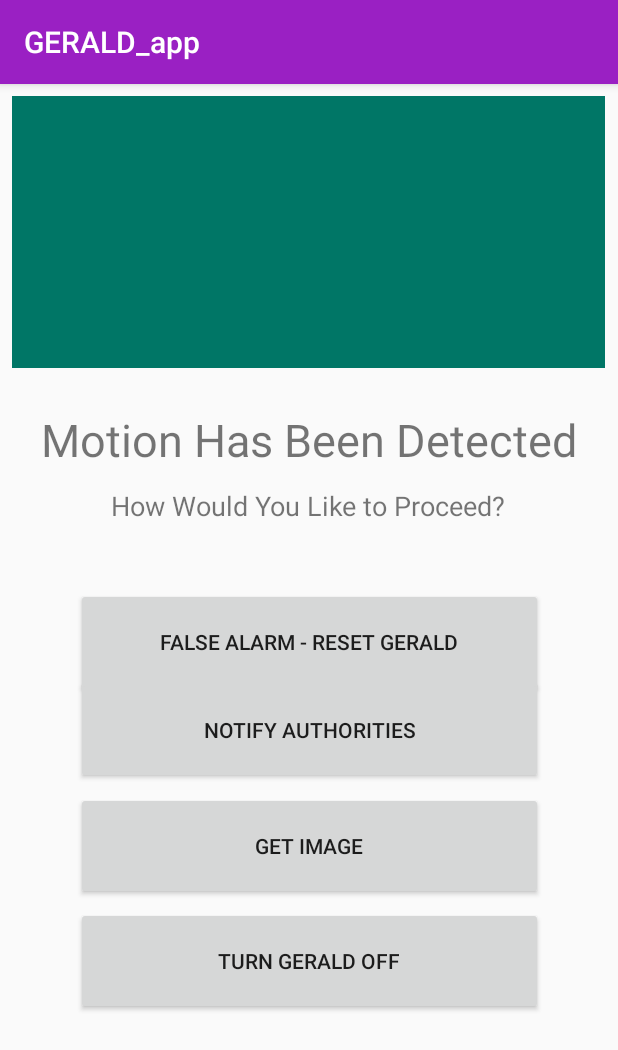
After one commit to DEV-4-121/GERALD, an Android app: the ResponseActivity screen opened directly, with no data from a screen before it, on a phone screen of 412 x 824 dp. The commit adds this screen. Shown: the top 1050 px of the screen. Run offline under Robolectric (Android 15) with nearby library versions, the phone set to English and light mode, and no system bars; our stand-ins replace Volley; network calls fail.

Commit message:
Added response activity to app. Added get image request to app.py with corresponding method in Record.py. See timelog for detailed descriptions of changes made

```diff
--- /dev/null
+++ b/GERALD_app/app/src/main/java/com/example/gerald_app/ResponseActivity.java
@@ -0,0 +1,82 @@
+package com.example.gerald_app;
+
+import androidx.appcompat.app.AppCompatActivity;
+
+import android.Manifest;
+import android.content.Intent;
+import android.content.pm.PackageManager;
+import android.graphics.Bitmap;
+import android.net.Uri;
+import android.os.Bundle;
+import android.util.Log;
+import android.view.View;
+import android.widget.Button;
+import android.widget.ImageView;
+
+import com.android.volley.Request;
+import com.android.volley.RequestQueue;
+import com.android.volley.Response;
+import com.android.volley.VolleyError;
+import com.android.volley.toolbox.ImageRequest;
+import com.android.volley.toolbox.StringRequest;
+import com.android.volley.toolbox.Volley;
+
+public class ResponseActivity extends AppCompatActivity {
+
+    private Button btnReset, btnPolice, btnGetImg, btnOff;
+    private ImageView imgCapture;
+    private static final String TAG = "MainActivity";
+
+    @Override
+    protected void onCreate(Bundle savedInstanceState) {
+        super.onCreate(savedInstanceState);
+        setContentView(R.layout.activity_response);
+
+        final RequestQueue requestQueue = Volley.newRequestQueue(this);
+
+        // create instances of buttons in activity
+        btnReset = findViewById(R.id.btnReset);
+        btnPolice = findViewById(R.id.btnPolice);
+        btnGetImg = findViewById(R.id.btnGetImg);
+        btnOff = findViewById(R.id.btnOff);
+        imgCapture = findViewById(R.id.imgCapture);
+
+        // call police on btnPolice click
+        // code for phone call from: https://stackoverflow.com/questions/5403308/make-a-phone-call-click-on-a-button
+        btnPolice.setOnClickListener(new View.OnClickListener() {
+            @Override
+            public void onClick(View v) {
+                    Intent callIntent = new Intent(Intent.ACTION_DIAL);
+                    callIntent.setData(Uri.parse("tel:9783052708"));
+                    startActivity(callIntent);
+                }
+        });
+
+        // take and get image from server
+        // ImageRequest code from: https://medium.com/@manuaravindpta/networking-using-volley-library-39c22061b4ba
+        btnGetImg.setOnClickListener(new View.OnClickListener() {
+            @Override
+            public void onClick(View v) {
+                //POST method
+                String url = "http://10.245.73.230:5000/getimg";
+                int maxWidth = imgCapture.getMaxWidth();
+                int maxHeight = imgCapture.getMaxHeight();
+                ImageRequest imageRequest = new ImageRequest(url, new Response.Listener<Bitmap>() {
+                    @Override
+                    public void onResponse(Bitmap response) {
+                        // Assign the response to imgCapture
+                        imgCapture.setImageBitmap(response);
+                    }
+                }, maxWidth, maxHeight, ImageView.ScaleType.CENTER_INSIDE, null, new Response.ErrorListener() {
+                    @Override
+                    public void onErrorResponse(VolleyError error)
+                    {
+                        error.printStackTrace();
+                    }
+                });
+                //add request to queue
+                requestQueue.add(imageRequest);
+            }
+        });
+    }
+}
--- /dev/null
+++ b/GERALD_app/app/src/main/res/layout/activity_response.xml
@@ -0,0 +1,117 @@
+<?xml version="1.0" encoding="utf-8"?>
+<androidx.constraintlayout.widget.ConstraintLayout xmlns:android="http://schemas.android.com/apk/res/android"
+    xmlns:app="http://schemas.android.com/apk/res-auto"
+    xmlns:tools="http://schemas.android.com/tools"
+    android:layout_width="match_parent"
+    android:layout_height="match_parent"
+    tools:context=".ResponseActivity">
+
+    <Button
+        android:id="@+id/btnOff"
+        android:layout_width="311dp"
+        android:layout_height="72dp"
+        android:layout_marginStart="8dp"
+        android:layout_marginTop="8dp"
+        android:layout_marginEnd="8dp"
+        android:layout_marginBottom="100dp"
+        android:text="Turn GERALD Off"
+        app:layout_constraintBottom_toBottomOf="parent"
+        app:layout_constraintEnd_toEndOf="parent"
+        app:layout_constraintStart_toStartOf="parent"
+        app:layout_constraintTop_toTopOf="parent"
+        app:layout_constraintVertical_bias="0.92"
+        tools:visibility="visible" />
+
+    <Button
+        android:id="@+id/btnPolice"
+        android:layout_width="311dp"
+        android:layout_height="72dp"
+        android:layout_marginStart="8dp"
+        android:layout_marginLeft="8dp"
+        android:layout_marginTop="8dp"
+        android:layout_marginEnd="8dp"
+        android:layout_marginRight="8dp"
+        android:layout_marginBottom="100dp"
+        android:text="Notify Authorities"
+        app:layout_constraintBottom_toBottomOf="parent"
+        app:layout_constraintEnd_toEndOf="parent"
+        app:layout_constraintStart_toStartOf="parent"
+        app:layout_constraintTop_toTopOf="parent"
+        app:layout_constraintVertical_bias="0.658"
+        tools:visibility="visible" />
+
+    <Button
+        android:id="@+id/btnGetImg"
+        android:layout_width="311dp"
+        android:layout_height="72dp"
+        android:layout_marginStart="8dp"
+        android:layout_marginTop="8dp"
+        android:layout_marginEnd="8dp"
+        android:layout_marginBottom="100dp"
+        android:text="Get Image"
+        app:layout_constraintBottom_toBottomOf="parent"
+        app:layout_constraintEnd_toEndOf="parent"
+        app:layout_constraintStart_toStartOf="parent"
+        app:layout_constraintTop_toTopOf="parent"
+        app:layout_constraintVertical_bias="0.789"
+        tools:visibility="visible" />
+
+    <Button
+        android:id="@+id/btnReset"
+        android:layout_width="311dp"
+        android:layout_height="72dp"
+        android:layout_marginStart="8dp"
+        android:layout_marginLeft="8dp"
+        android:layout_marginTop="8dp"
+        android:layout_marginEnd="8dp"
+        android:layout_marginRight="8dp"
+        android:layout_marginBottom="360dp"
+        android:text="False Alarm - Reset GERALD"
+        app:layout_constraintBottom_toBottomOf="parent"
+        app:layout_constraintEnd_toEndOf="parent"
+        app:layout_constraintStart_toStartOf="parent"
+        app:layout_constraintTop_toTopOf="parent"
+        app:layout_constraintVertical_bias="1.0"
+        tools:visibility="visible" />
+
+    <TextView
+        android:id="@+id/textView4"
+        android:layout_width="wrap_content"
+        android:layout_height="wrap_content"
+        android:text="How Would You Like to Proceed?"
+        android:textSize="18sp"
+        app:layout_constraintBottom_toBottomOf="parent"
+        app:layout_constraintHorizontal_bias="0.494"
+        app:layout_constraintLeft_toLeftOf="parent"
+        app:layout_constraintRight_toRightOf="parent"
+        app:layout_constraintTop_toTopOf="parent"
+        app:layout_constraintVertical_bias="0.361" />
+
+    <TextView
+        android:id="@+id/textView"
+        android:layout_width="wrap_content"
+        android:layout_height="wrap_content"
+        android:text="Motion Has Been Detected"
+        android:textSize="30sp"
+        app:layout_constraintBottom_toBottomOf="parent"
+        app:layout_constraintHorizontal_bias="0.494"
+        app:layout_constraintLeft_toLeftOf="parent"
+        app:layout_constraintRight_toRightOf="parent"
+        app:layout_constraintTop_toTopOf="parent"
+        app:layout_constraintVertical_bias="0.298" />
+
+    <ImageView
+        android:id="@+id/imgCapture"
+        android:layout_width="395dp"
+        android:layout_height="181dp"
+        android:layout_marginTop="8dp"
+        android:layout_marginBottom="8dp"
+        android:adjustViewBounds="true"
+        app:layout_constraintBottom_toBottomOf="parent"
+        app:layout_constraintEnd_toEndOf="parent"
+        app:layout_constraintHorizontal_bias="0.494"
+        app:layout_constraintStart_toStartOf="parent"
+        app:layout_constraintTop_toTopOf="parent"
+        app:layout_constraintVertical_bias="0.0"
+        app:srcCompat="@color/colorPrimaryDark" />
+</androidx.constraintlayout.widget.ConstraintLayout>
--- a/GERALD_app/app/src/main/res/values/colors.xml
+++ b/GERALD_app/app/src/main/res/values/colors.xml
@@ -1,6 +1,6 @@
 <?xml version="1.0" encoding="utf-8"?>
 <resources>
-    <color name="colorPrimary">#008577</color>
-    <color name="colorPrimaryDark">#00574B</color>
+    <color name="colorPrimary">#9A20C3</color>
+    <color name="colorPrimaryDark">#007666</color>
     <color name="colorAccent">#D81B60</color>
 </resources>
```
Also changed, not shown: GERALD_app/app/build.gradle (+5 -3 lines), GERALD_app/app/src/main/AndroidManifest.xml (+7 -3 lines), GERALD_app/app/src/main/java/com/example/gerald_app/MainActivity.java (+19 -9 lines), GERALD_app/app/src/main/res/layout/activity_main.xml (+39 -62 lines), 2 other files.
